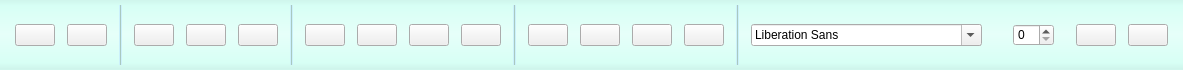
This is CLIENT/GUI/editorWindow/ui/gui_toolsbar.ui in GiuliCler/GIMPteam as Qt 5 draws it before an edit. The edited form follows.
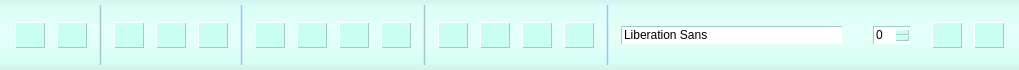
This is the edited form. Icons and pictures are not drawn.

Patch:
```diff
--- a/CLIENT/GUI/editorWindow/ui/gui_toolsbar.ui
+++ b/CLIENT/GUI/editorWindow/ui/gui_toolsbar.ui
@@ -6,7 +6,7 @@
    <rect>
     <x>0</x>
     <y>0</y>
-    <width>963</width>
+    <width>982</width>
     <height>70</height>
    </rect>
   </property>
@@ -20,6 +20,67 @@
 
 #line_2,#line_3,#line_4,#line_5{
 background-color: rgb(203, 240, 251);
+}
+
+QPushButton {
+	height: 24px;
+	width: 28px;
+    background-color: hsv(165, 55, 255);
+    border-width: 1px;
+	border-style: outset;
+	border-color: hsv(165, 55, 205);
+}
+
+QPushButton:hover:!pressed{
+	border-color: hsv(165, 255, 255);
+	border-top-color: hsv(165, 200, 255);	
+	border-left-color: hsv(165, 200, 255);
+}
+
+QPushButton:pressed{
+    border-style: inset;
+	background-color: hsv(165, 55, 220);
+}
+
+QFontComboBox{
+    border-width: 1px;
+	border-style: inset;
+	border-color: hsv(165, 55, 205);
+}
+
+QComboBox::down-arrow {
+	image: url(:/widgets_parts/widgets_parts/arrowdown.png);
+}
+
+QComboBox::drop-down {
+	background-color: white;
+	border: 0px;
+}
+
+QSpinBox{
+    border-width: 1px;
+	border-style: inset;
+	border-color: hsv(165, 55, 205);
+}
+
+QSpinBox::down-arrow {
+	image: url(:/widgets_parts/widgets_parts/arrow-down.png);
+}
+
+QSpinBox::up-arrow {
+	image: url(:/widgets_parts/widgets_parts/arrow-up.png);
+}
+
+QSpinBox::down-button,QSpinBox::up-button {
+	background-color: hsv(165, 55, 255);
+    border-width: 1px;
+	border-style: outset;
+	border-color: hsv(165, 55, 205);
+}
+
+QSpinBox::down-button:pressed,QSpinBox::up-button:pressed {
+	border-style: inset;
+	background-color: hsv(165, 55, 220);
 }</string>
   </property>
   <layout class="QHBoxLayout" name="horizontalLayout">
@@ -114,6 +175,33 @@
                 </color>
                </brush>
               </colorrole>
+              <colorrole role="Button">
+               <brush brushstyle="SolidPattern">
+                <color alpha="255">
+                 <red>203</red>
+                 <green>240</green>
+                 <blue>251</blue>
+                </color>
+               </brush>
+              </colorrole>
+              <colorrole role="Base">
+               <brush brushstyle="SolidPattern">
+                <color alpha="255">
+                 <red>203</red>
+                 <green>240</green>
+                 <blue>251</blue>
+                </color>
+               </brush>
+              </colorrole>
+              <colorrole role="Window">
+               <brush brushstyle="SolidPattern">
+                <color alpha="255">
+                 <red>203</red>
+                 <green>240</green>
+                 <blue>251</blue>
+                </color>
+               </brush>
+              </colorrole>
              </active>
              <inactive>
               <colorrole role="WindowText">
@@ -125,6 +213,33 @@
                 </color>
                </brush>
               </colorrole>
+              <colorrole role="Button">
+               <brush brushstyle="SolidPattern">
+                <color alpha="255">
+                 <red>203</red>
+                 <green>240</green>
+                 <blue>251</blue>
+                </color>
+               </brush>
+              </colorrole>
+              <colorrole role="Base">
+               <brush brushstyle="SolidPattern">
+                <color alpha="255">
+                 <red>203</red>
+                 <green>240</green>
+                 <blue>251</blue>
+                </color>
+               </brush>
+              </colorrole>
+              <colorrole role="Window">
+               <brush brushstyle="SolidPattern">
+                <color alpha="255">
+                 <red>203</red>
+                 <green>240</green>
+                 <blue>251</blue>
+                </color>
+               </brush>
+              </colorrole>
              </inactive>
              <disabled>
               <colorrole role="WindowText">
@@ -136,6 +251,33 @@
                 </color>
                </brush>
               </colorrole>
+              <colorrole role="Button">
+               <brush brushstyle="SolidPattern">
+                <color alpha="255">
+                 <red>203</red>
+                 <green>240</green>
+                 <blue>251</blue>
+                </color>
+               </brush>
+              </colorrole>
+              <colorrole role="Base">
+               <brush brushstyle="SolidPattern">
+                <color alpha="255">
+                 <red>203</red>
+                 <green>240</green>
+                 <blue>251</blue>
+                </color>
+               </brush>
+              </colorrole>
+              <colorrole role="Window">
+               <brush brushstyle="SolidPattern">
+                <color alpha="255">
+                 <red>203</red>
+                 <green>240</green>
+                 <blue>251</blue>
+                </color>
+               </brush>
+              </colorrole>
              </disabled>
             </palette>
            </property>
@@ -207,6 +349,33 @@
                 </color>
                </brush>
               </colorrole>
+              <colorrole role="Button">
+               <brush brushstyle="SolidPattern">
+                <color alpha="255">
+                 <red>203</red>
+                 <green>240</green>
+                 <blue>251</blue>
+                </color>
+               </brush>
+              </colorrole>
+              <colorrole role="Base">
+               <brush brushstyle="SolidPattern">
+                <color alpha="255">
+                 <red>203</red>
+                 <green>240</green>
+                 <blue>251</blue>
+                </color>
+               </brush>
+              </colorrole>
+              <colorrole role="Window">
+               <brush brushstyle="SolidPattern">
+                <color alpha="255">
+                 <red>203</red>
+                 <green>240</green>
+                 <blue>251</blue>
+                </color>
+               </brush>
+              </colorrole>
              </active>
              <inactive>
               <colorrole role="WindowText">
@@ -218,6 +387,33 @@
                 </color>
                </brush>
               </colorrole>
+              <colorrole role="Button">
+               <brush brushstyle="SolidPattern">
+                <color alpha="255">
+                 <red>203</red>
+                 <green>240</green>
+                 <blue>251</blue>
+                </color>
+               </brush>
+              </colorrole>
+              <colorrole role="Base">
+               <brush brushstyle="SolidPattern">
+                <color alpha="255">
+                 <red>203</red>
+                 <green>240</green>
+                 <blue>251</blue>
+                </color>
+               </brush>
+              </colorrole>
+              <colorrole role="Window">
+               <brush brushstyle="SolidPattern">
+                <color alpha="255">
+                 <red>203</red>
+                 <green>240</green>
+                 <blue>251</blue>
+                </color>
+               </brush>
+              </colorrole>
              </inactive>
              <disabled>
               <colorrole role="WindowText">
@@ -229,6 +425,33 @@
                 </color>
                </brush>
               </colorrole>
+              <colorrole role="Button">
+               <brush brushstyle="SolidPattern">
+                <color alpha="255">
+                 <red>203</red>
+                 <green>240</green>
+                 <blue>251</blue>
+                </color>
+               </brush>
+              </colorrole>
+              <colorrole role="Base">
+               <brush brushstyle="SolidPattern">
+                <color alpha="255">
+                 <red>203</red>
+                 <green>240</green>
+                 <blue>251</blue>
+                </color>
+               </brush>
+              </colorrole>
+              <colorrole role="Window">
+               <brush brushstyle="SolidPattern">
+                <color alpha="255">
+                 <red>203</red>
+                 <green>240</green>
+                 <blue>251</blue>
+                </color>
+               </brush>
+              </colorrole>
              </disabled>
             </palette>
            </property>
@@ -314,6 +537,33 @@
                 </color>
                </brush>
               </colorrole>
+              <colorrole role="Button">
+               <brush brushstyle="SolidPattern">
+                <color alpha="255">
+                 <red>203</red>
+                 <green>240</green>
+                 <blue>251</blue>
+                </color>
+               </brush>
+              </colorrole>
+              <colorrole role="Base">
+               <brush brushstyle="SolidPattern">
+                <color alpha="255">
+                 <red>203</red>
+                 <green>240</green>
+                 <blue>251</blue>
+                </color>
+               </brush>
+              </colorrole>
+              <colorrole role="Window">
+               <brush brushstyle="SolidPattern">
+                <color alpha="255">
+                 <red>203</red>
+                 <green>240</green>
+                 <blue>251</blue>
+                </color>
+               </brush>
+              </colorrole>
              </active>
              <inactive>
               <colorrole role="WindowText">
@@ -325,6 +575,33 @@
                 </color>
                </brush>
               </colorrole>
+              <colorrole role="Button">
+               <brush brushstyle="SolidPattern">
+                <color alpha="255">
+                 <red>203</red>
+                 <green>240</green>
+                 <blue>251</blue>
+                </color>
+               </brush>
+              </colorrole>
+              <colorrole role="Base">
+               <brush brushstyle="SolidPattern">
+                <color alpha="255">
+                 <red>203</red>
+                 <green>240</green>
+                 <blue>251</blue>
+                </color>
+               </brush>
+              </colorrole>
+              <colorrole role="Window">
+               <brush brushstyle="SolidPattern">
+                <color alpha="255">
+                 <red>203</red>
+                 <green>240</green>
+                 <blue>251</blue>
+                </color>
+               </brush>
+              </colorrole>
              </inactive>
              <disabled>
               <colorrole role="WindowText">
@@ -336,6 +613,33 @@
                 </color>
                </brush>
               </colorrole>
+              <colorrole role="Button">
+               <brush brushstyle="SolidPattern">
+                <color alpha="255">
+                 <red>203</red>
+                 <green>240</green>
+                 <blue>251</blue>
+                </color>
+               </brush>
+              </colorrole>
+              <colorrole role="Base">
+               <brush brushstyle="SolidPattern">
+                <color alpha="255">
+                 <red>203</red>
+                 <green>240</green>
+                 <blue>251</blue>
+                </color>
+               </brush>
+              </colorrole>
+              <colorrole role="Window">
+               <brush brushstyle="SolidPattern">
+                <color alpha="255">
+                 <red>203</red>
+                 <green>240</green>
+                 <blue>251</blue>
+                </color>
+               </brush>
+              </colorrole>
              </disabled>
             </palette>
            </property>
@@ -421,6 +725,33 @@
                 </color>
                </brush>
               </colorrole>
+              <colorrole role="Button">
+               <brush brushstyle="SolidPattern">
+                <color alpha="255">
+                 <red>203</red>
+                 <green>240</green>
+                 <blue>251</blue>
+                </color>
+               </brush>
+              </colorrole>
+              <colorrole role="Base">
+               <brush brushstyle="SolidPattern">
+                <color alpha="255">
+                 <red>203</red>
+                 <green>240</green>
+                 <blue>251</blue>
+                </color>
+               </brush>
+              </colorrole>
+              <colorrole role="Window">
+               <brush brushstyle="SolidPattern">
+                <color alpha="255">
+                 <red>203</red>
+                 <green>240</green>
+                 <blue>251</blue>
+                </color>
+               </brush>
+              </colorrole>
              </active>
              <inactive>
               <colorrole role="WindowText">
@@ -432,6 +763,33 @@
                 </color>
                </brush>
               </colorrole>
+              <colorrole role="Button">
+               <brush brushstyle="SolidPattern">
+                <color alpha="255">
+                 <red>203</red>
+                 <green>240</green>
+                 <blue>251</blue>
+                </color>
+               </brush>
+              </colorrole>
+              <colorrole role="Base">
+               <brush brushstyle="SolidPattern">
+                <color alpha="255">
+                 <red>203</red>
+                 <green>240</green>
+                 <blue>251</blue>
+                </color>
+               </brush>
+              </colorrole>
+              <colorrole role="Window">
+               <brush brushstyle="SolidPattern">
+                <color alpha="255">
+                 <red>203</red>
+                 <green>240</green>
+                 <blue>251</blue>
+                </color>
+               </brush>
+              </colorrole>
              </inactive>
              <disabled>
               <colorrole role="WindowText">
@@ -443,6 +801,33 @@
                 </color>
                </brush>
               </colorrole>
+              <colorrole role="Button">
+               <brush brushstyle="SolidPattern">
+                <color alpha="255">
+                 <red>203</red>
+                 <green>240</green>
+                 <blue>251</blue>
+                </color>
+               </brush>
+              </colorrole>
+              <colorrole role="Base">
+               <brush brushstyle="SolidPattern">
+                <color alpha="255">
+                 <red>203</red>
+                 <green>240</green>
+                 <blue>251</blue>
+                </color>
+               </brush>
+              </colorrole>
+              <colorrole role="Window">
+               <brush brushstyle="SolidPattern">
+                <color alpha="255">
+                 <red>203</red>
+                 <green>240</green>
+                 <blue>251</blue>
+                </color>
+               </brush>
+              </colorrole>
              </disabled>
             </palette>
            </property>
```
